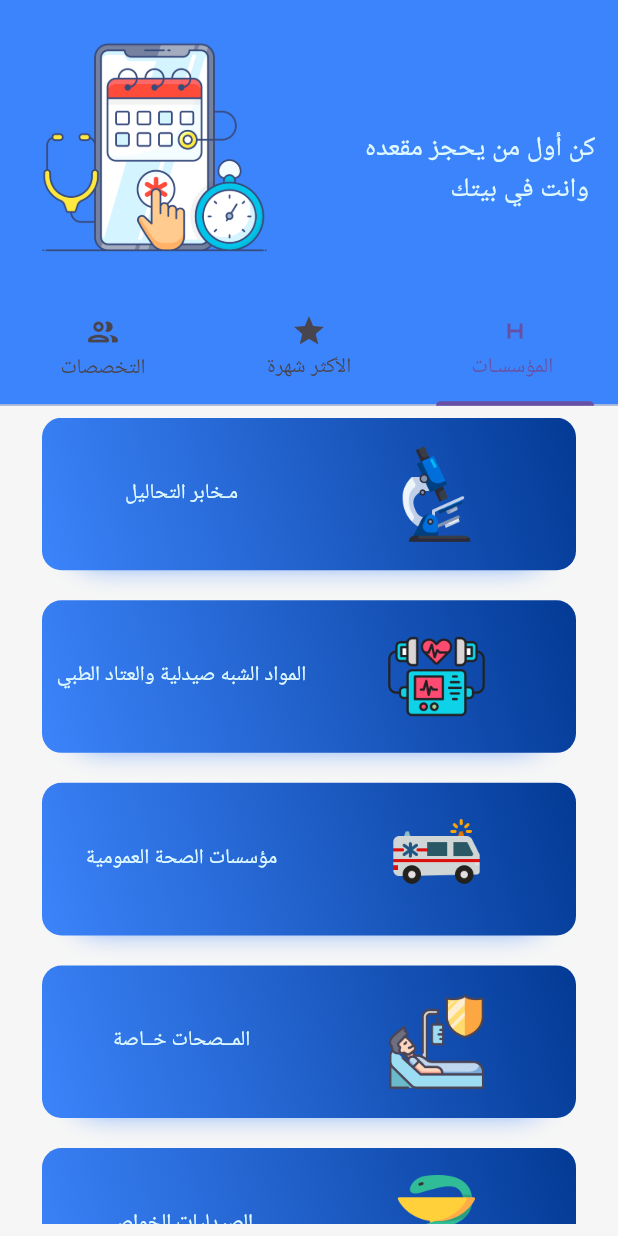
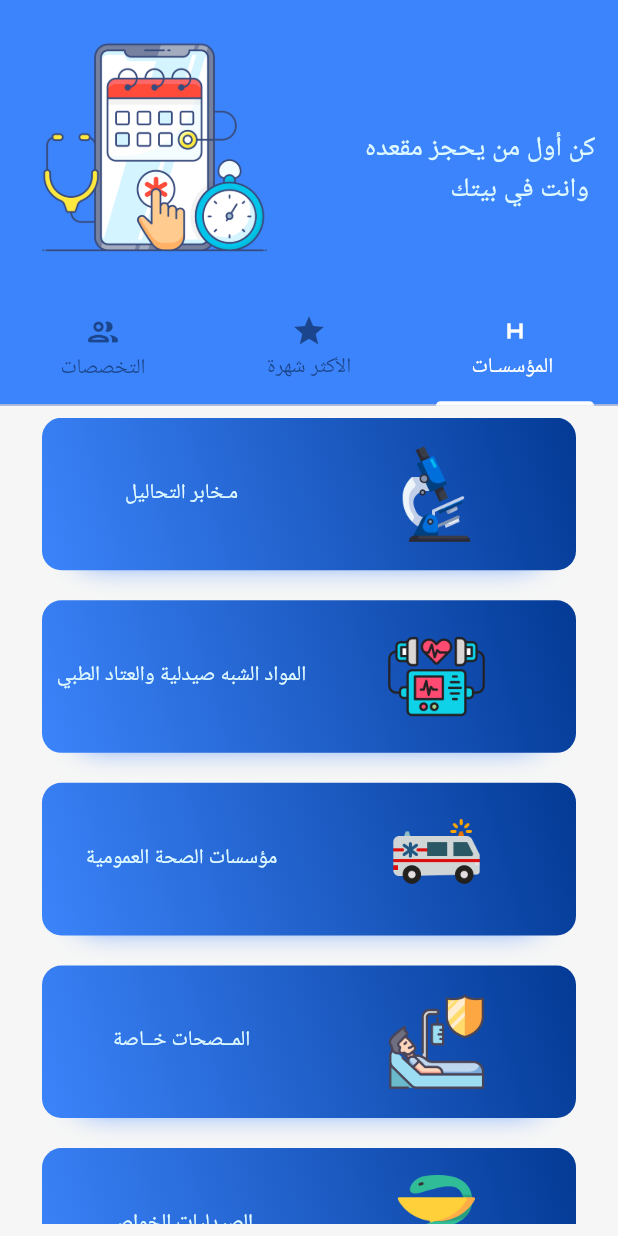
Before and after one commit to adelazzi/My-Doctor, a Flutter app: the screen it shows after launch, after a tap on "ابــدا", on a phone screen of 412 x 824 dp. Run offline on Flutter 3.47's test engine with Material 3 defaults, Android fonts, the phone set to English and light mode, and no system bars; missing offline and left inert: flutter_phone_direct_caller; Roboto replaces fonts that are missing (ElMessi-ri).

Commit message:
rename add key

```diff
--- a/lib/constant.dart
+++ b/lib/constant.dart
@@ -12,6 +12,7 @@ var ksp = Color.fromARGB(255, 151, 152, 228);
 //together
 var backgrond = Color.fromARGB(255, 246, 246, 246);
 var appbar = Color.fromARGB(255, 60, 132, 251);
+var appbar1 = Color.fromARGB(255, 27, 70, 141);
 var write = Color.fromARGB(255, 223, 250, 255);
 var write1 = Color.fromARGB(255, 24, 26, 30);
 var box = Color.fromARGB(255, 3, 58, 149);
--- a/lib/main.dart
+++ b/lib/main.dart
@@ -13,6 +13,7 @@ class MyApp extends StatelessWidget {
   @override
   Widget build(BuildContext context) {
     return MaterialApp(
+      debugShowCheckedModeBanner: false,
       // ignore: prefer_const_literals_to_create_immutables
       localizationsDelegates: [
         GlobalMaterialLocalizations.delegate,
--- a/lib/pages/home/home_page.dart
+++ b/lib/pages/home/home_page.dart
@@ -36,17 +36,19 @@ class home extends StatelessWidget {
                   padding: const EdgeInsets.all(20),
                   child: Container(
                     child: Image.asset("assets/images/home.png"),
-
                   ),
                 ),
               )
             ],
             backgroundColor: appbar,
             toolbarHeight: size.height * .27,
-            bottom: TabBar(tabs: [
+            bottom: TabBar(
+                indicatorColor: Colors.white,
+                labelColor: Colors.white,
+                unselectedLabelColor: appbar1,
+                tabs: [
                   Center(
                     child: Tab(
-
                       text: ' المؤسسـات',
                       icon: Icon(Icons.h_mobiledata),
                     ),
```
Also changed, not shown: 35 other files. Lines whose indentation alone changed are shown as unchanged.
